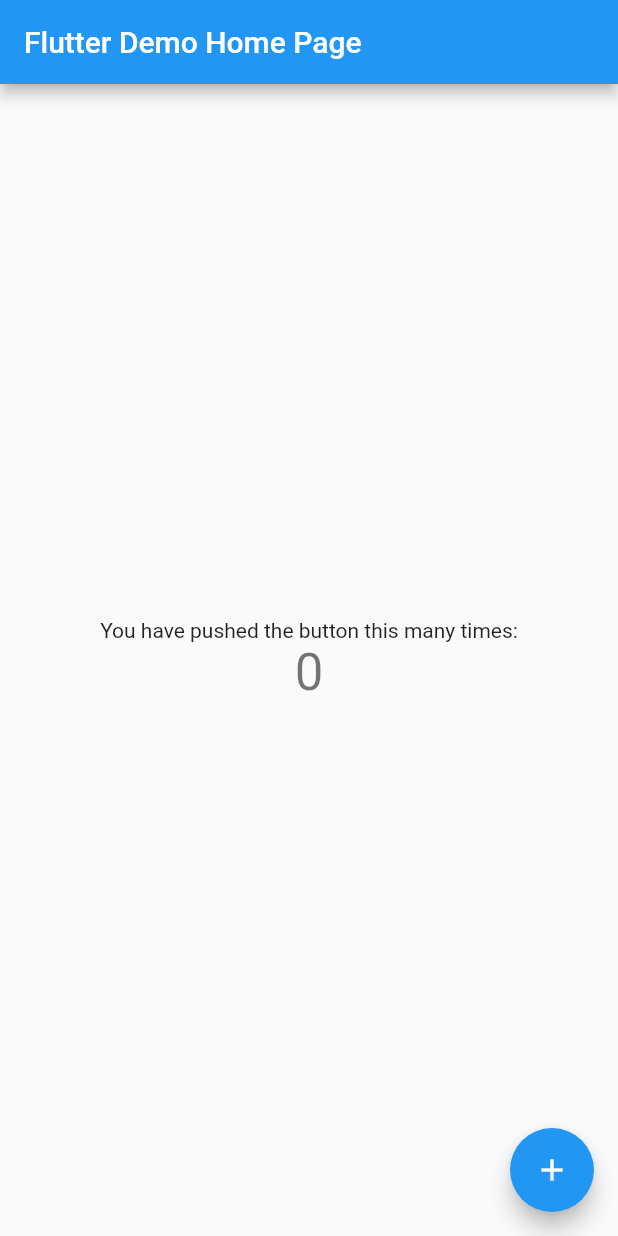
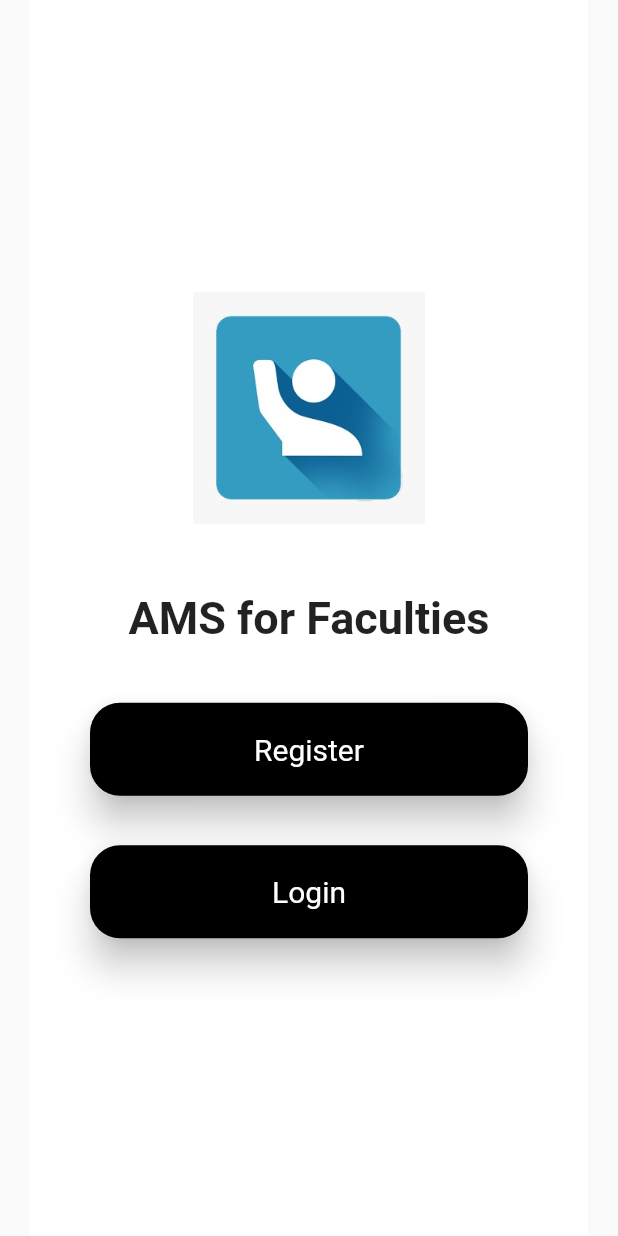
Before and after one commit to SWE-team/professor_interface, a Flutter app: the screen it shows after launch, on a phone screen of 412 x 824 dp. Run offline on Flutter 3.47's test engine with Material 2 defaults, Android fonts, the phone set to English and light mode, and no system bars; our stand-ins replace modal_progress_hud.

Commit message:
completed login functionality for faculties

```diff
--- /dev/null
+++ b/lib/components/ReusableButton.dart
@@ -0,0 +1,32 @@
+import 'package:flutter/material.dart';
+
+class ReusableButton extends StatelessWidget {
+  final String title;
+  ReusableButton(this.title);
+  @override
+  Widget build(BuildContext context) {
+    return SizedBox(
+      width: 300.0,
+      height: 70.0,
+      child: Card(
+        shape: RoundedRectangleBorder(
+          borderRadius: BorderRadius.circular(20.0),
+        ),
+        color: Colors.black,
+        elevation: 10.0,
+        child: Padding(
+          padding: const EdgeInsets.all(18.0),
+          child: Center(
+            child: Text(
+              '$title',
+              style: TextStyle(
+                fontSize: 20.0,
+                color: Colors.white,
+              ),
+            ),
+          ),
+        ),
+      ),
+    );
+  }
+}
--- a/lib/main.dart
+++ b/lib/main.dart
@@ -1,113 +1,15 @@
 import 'package:flutter/material.dart';
+import 'package:professor_interface/screens/WelcomeScreen.dart';
 
-void main() {
-  runApp(MyApp());
-}
+
+void main() => runApp(MyApp());
 
 class MyApp extends StatelessWidget {
-  // This widget is the root of your application.
   @override
   Widget build(BuildContext context) {
     return MaterialApp(
-      title: 'Flutter Demo',
-      theme: ThemeData(
-        // This is the theme of your application.
-        //
-        // Try running your application with "flutter run". You'll see the
-        // application has a blue toolbar. Then, without quitting the app, try
-        // changing the primarySwatch below to Colors.green and then invoke
-        // "hot reload" (press "r" in the console where you ran "flutter run",
-        // or simply save your changes to "hot reload" in a Flutter IDE).
-        // Notice that the counter didn't reset back to zero; the application
-        // is not restarted.
-        primarySwatch: Colors.blue,
-      ),
-      home: MyHomePage(title: 'Flutter Demo Home Page'),
+      title: 'AMS',
+      home: WelcomeScreen(),
     );
   }
 }
-
-class MyHomePage extends StatefulWidget {
-  MyHomePage({Key key, this.title}) : super(key: key);
-
-  // This widget is the home page of your application. It is stateful, meaning
-  // that it has a State object (defined below) that contains fields that affect
-  // how it looks.
-
-  // This class is the configuration for the state. It holds the values (in this
-  // case the title) provided by the parent (in this case the App widget) and
-  // used by the build method of the State. Fields in a Widget subclass are
-  // always marked "final".
-
-  final String title;
-
-  @override
-  _MyHomePageState createState() => _MyHomePageState();
-}
-
-class _MyHomePageState extends State<MyHomePage> {
-  int _counter = 0;
-
-  void _incrementCounter() {
-    setState(() {
-      // This call to setState tells the Flutter framework that something has
-      // changed in this State, which causes it to rerun the build method below
-      // so that the display can reflect the updated values. If we changed
-      // _counter without calling setState(), then the build method would not be
-      // called again, and so nothing would appear to happen.
-      _counter++;
-    });
-  }
-
-  @override
-  Widget build(BuildContext context) {
-    // This method is rerun every time setState is called, for instance as done
-    // by the _incrementCounter method above.
-    //
-    // The Flutter framework has been optimized to make rerunning build methods
-    // fast, so that you can just rebuild anything that needs updating rather
-    // than having to individually change instances of widgets.
-    return Scaffold(
-      appBar: AppBar(
-        // Here we take the value from the MyHomePage object that was created by
-        // the App.build method, and use it to set our appbar title.
-        title: Text(widget.title),
-      ),
-      body: Center(
-        // Center is a layout widget. It takes a single child and positions it
-        // in the middle of the parent.
-        child: Column(
-          // Column is also a layout widget. It takes a list of children and
-          // arranges them vertically. By default, it sizes itself to fit its
-          // children horizontally, and tries to be as tall as its parent.
-          //
-          // Invoke "debug painting" (press "p" in the console, choose the
-          // "Toggle Debug Paint" action from the Flutter Inspector in Android
-          // Studio, or the "Toggle Debug Paint" command in Visual Studio Code)
-          // to see the wireframe for each widget.
-          //
-          // Column has various properties to control how it sizes itself and
-          // how it positions its children. Here we use mainAxisAlignment to
-          // center the children vertically; the main axis here is the vertical
-          // axis because Columns are vertical (the cross axis would be
-          // horizontal).
-          mainAxisAlignment: MainAxisAlignment.center,
-          children: <Widget>[
-            Text(
-              'You have pushed the button this many times:',
-            ),
-            Text(
-              '$_counter',
-              style: Theme.of(context).textTheme.headline4,
-            ),
-          ],
-        ),
-      ),
-      floatingActionButton: FloatingActionButton(
-        onPressed: _incrementCounter,
-        tooltip: 'Increment',
-        child: Icon(Icons.add),
-      ), // This trailing comma makes auto-formatting nicer for build methods.
-    );
-  }
-}
--- /dev/null
+++ b/lib/screens/WelcomeScreen.dart
@@ -0,0 +1,63 @@
+import 'package:flutter/material.dart';
+import 'package:professor_interface/components/ReusableButton.dart';
+import 'package:professor_interface/screens/FacultyRegisterScreen.dart';
+import 'package:professor_interface/screens/LoginScreen.dart';
+
+
+class WelcomeScreen extends StatelessWidget {
+  @override
+  Widget build(BuildContext context) {
+
+    return Scaffold(
+      body: Center(
+        child: Container(
+          color: Colors.white,
+          child: Padding(
+            padding: const EdgeInsets.all(36.0),
+            child: Column(
+              crossAxisAlignment: CrossAxisAlignment.center,
+              mainAxisAlignment: MainAxisAlignment.center,
+              children: <Widget>[
+              SizedBox(
+              height: 155.0,
+              child: Image.asset(
+                "images/logo.jpeg",
+                fit: BoxFit.contain,
+              ),
+            ),
+            SizedBox(height: 45.0),
+            Text(
+              "AMS for Faculties",
+              style: TextStyle(
+                fontSize: 30.0,
+                fontWeight: FontWeight.bold,
+              ),
+            ),
+            SizedBox(height: 35.0),
+            GestureDetector(
+                child : ReusableButton('Register'),
+                onTap: (){
+                  Navigator.push(
+                    context,
+                    MaterialPageRoute(builder: (context) => FacultyRegisterScreen()),
+                  );
+                },
+            ),
+            SizedBox(height: 25.0),
+            GestureDetector(
+                child: ReusableButton('Login'),
+              onTap: (){
+                Navigator.push(
+                  context,
+                  MaterialPageRoute(builder: (context) => LoginScreen(msg: ' ')),
+                );
+              },
+            ),
+        ],
+      ),
+    ),
+    ),
+    ),
+    );
+  }
+}
--- a/pubspec.yaml
+++ b/pubspec.yaml
@@ -28,6 +28,8 @@
   # The following adds the Cupertino Icons font to your application.
   # Use with the CupertinoIcons class for iOS style icons.
   cupertino_icons: ^1.0.0
+  http: ^0.12.2
+  modal_progress_hud: ^0.1.3
 
 dev_dependencies:
   flutter_test:
@@ -45,8 +47,8 @@
   uses-material-design: true
 
   # To add assets to your application, add an assets section, like this:
-  # assets:
-  #   - images/a_dot_burr.jpeg
+  assets:
+    - images/
   #   - images/a_dot_ham.jpeg
 
   # An image asset can refer to one or more resolution-specific "variants", see
```
Also changed, not shown: lib/HandleNetworking.dart (added, +56 -0 lines), lib/Models/FutureResponse.dart (added, +14 -0 lines), lib/screens/ErrorScreen.dart (added, +8 -0 lines), lib/screens/FacultyHomePage.dart (added, +59 -0 lines), lib/screens/FacultyRegisterScreen.dart (added, +169 -0 lines), lib/screens/LoginScreen.dart (added, +159 -0 lines), images/logo.jpeg (added), pubspec.lock, 1 other file.
